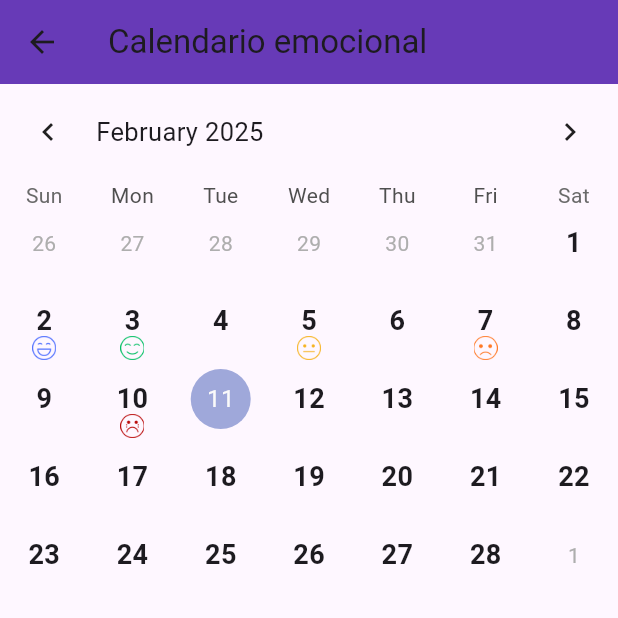
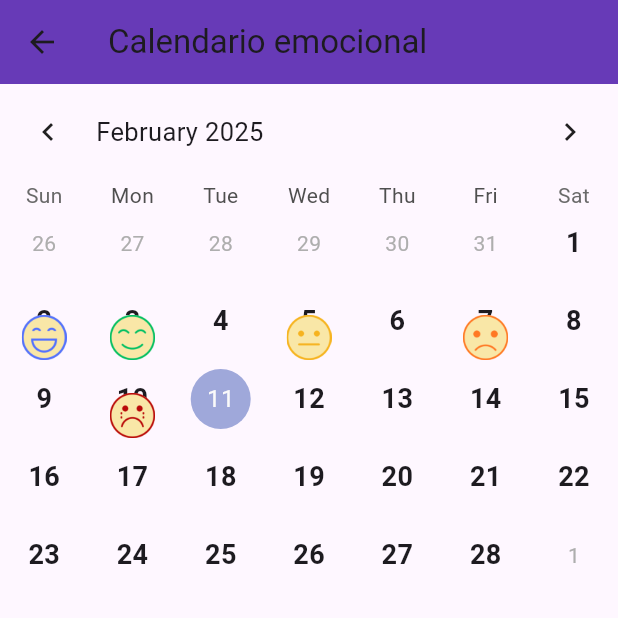
Before and after one commit to Santiago2132/maizfront, a Flutter app: the CalendarScreen screen opened by its route, on a phone screen of 412 x 824 dp, the top half of it. Run offline on Flutter 3.47's test engine with Material 3 defaults, Android fonts, the phone set to English and light mode, and no system bars; drawn by our look-alikes of table_calendar; our stand-ins replace audioplayers, cloud_firestore, firebase_auth, firebase_core, fl_chart, fluttertoast and 2 more; accounts and stored records are empty.

```diff
--- a/maiz_app/lib/screens/calendar/calendarMarkets.dart
+++ b/maiz_app/lib/screens/calendar/calendarMarkets.dart
@@ -33,10 +33,18 @@ class CalendarMarkers {
 
       return Align(
         alignment: Alignment.bottomCenter,
-        child: Image.asset(
-          feelings[emotion] ?? "assets/icons/default_icon.png",
-          width: 16,
-          height: 16,
+        child: Container(
+        width: 30, // Ajusta el tamaño del fondo
+        height: 30,
+        decoration: BoxDecoration(
+          color: Color(0xFFF9E7A7),
+          shape: BoxShape.circle,
+        ),
+          child: Image.asset(
+            feelings[emotion] ?? "assets/icons/default_icon.png",
+            width: 15,
+            height: 15,
+          ),
         ),
       );
     }
```
